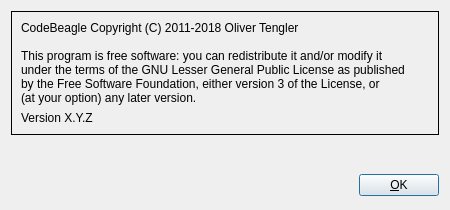
Qt form dialogs/AboutDialog.ui (otengler/CodeBeagle) before a commit.
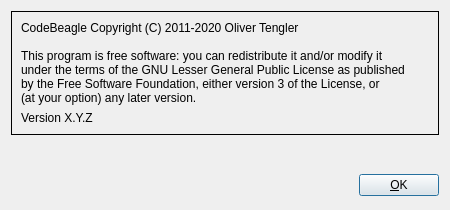
The same form after that commit.

Commit message: Update about box

What changed in the file:
```diff
--- a/dialogs/AboutDialog.ui
+++ b/dialogs/AboutDialog.ui
@@ -29,7 +29,7 @@
       <item>
        <widget class="QLabel" name="labelAbout">
         <property name="text">
-         <string>CodeBeagle Copyright (C) 2011-2018 Oliver Tengler
+         <string>CodeBeagle Copyright (C) 2011-2020 Oliver Tengler
 
 This program is free software: you can redistribute it and/or modify it
 under the terms of the GNU Lesser General Public License as published
```
